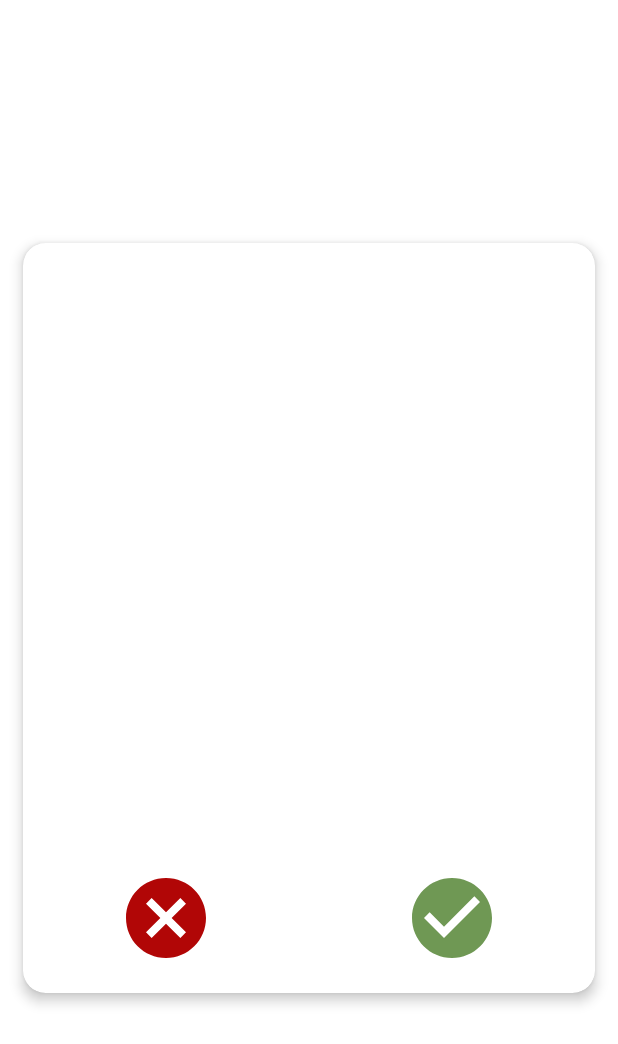
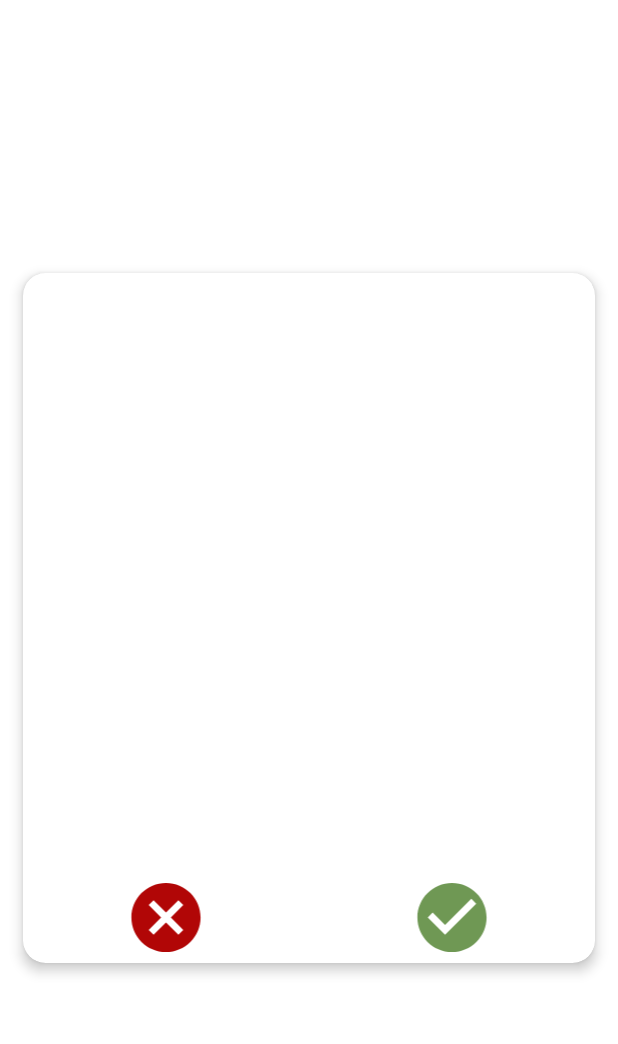
Before and after one commit to rutvi-s2/SwipeToEat, an Android app: the layout item_koloda.xml on its own in the app's theme, with its tools: preview values and no code run, on a phone screen of 412 x 824 dp. Shown: the top 1044 px of the screen. Run offline under Robolectric (Android 15) with nearby library versions, the phone set to English and light mode, and no system bars.

Commit message:
fixed the layout to work on other emulators on swiping screen

```diff
--- a/app/src/main/res/layout/item_koloda.xml
+++ b/app/src/main/res/layout/item_koloda.xml
@@ -12,7 +12,7 @@
         android:layout_margin="15dp"
         app:cardElevation="5dp"
         app:cardCornerRadius="15dp"
-        android:layout_height="500dp">
+        android:layout_height="460dp">
 
         <LinearLayout
             android:layout_width="match_parent"
@@ -36,18 +36,18 @@
             android:layout_gravity="bottom"
             android:weightSum="2"
             android:orientation="horizontal"
-            android:layout_height="100dp">
+            android:layout_height="60dp">
 
             <ImageView
                 android:layout_width="64dp"
-                android:layout_height="64dp"
+                android:layout_height="55dp"
                 android:layout_gravity="center"
                 android:layout_weight="1"
                 app:srcCompat="@drawable/ic_baseline_cancel_64" />
 
             <ImageView
                 android:layout_width="64dp"
-                android:layout_height="64dp"
+                android:layout_height="55dp"
                 android:layout_gravity="center"
                 android:layout_weight="1"
                 app:srcCompat="@drawable/ic_baseline_check_circle_24" />
```
Also changed, not shown: app/src/main/res/layout/activity_swipe.xml (+9 -35 lines).
